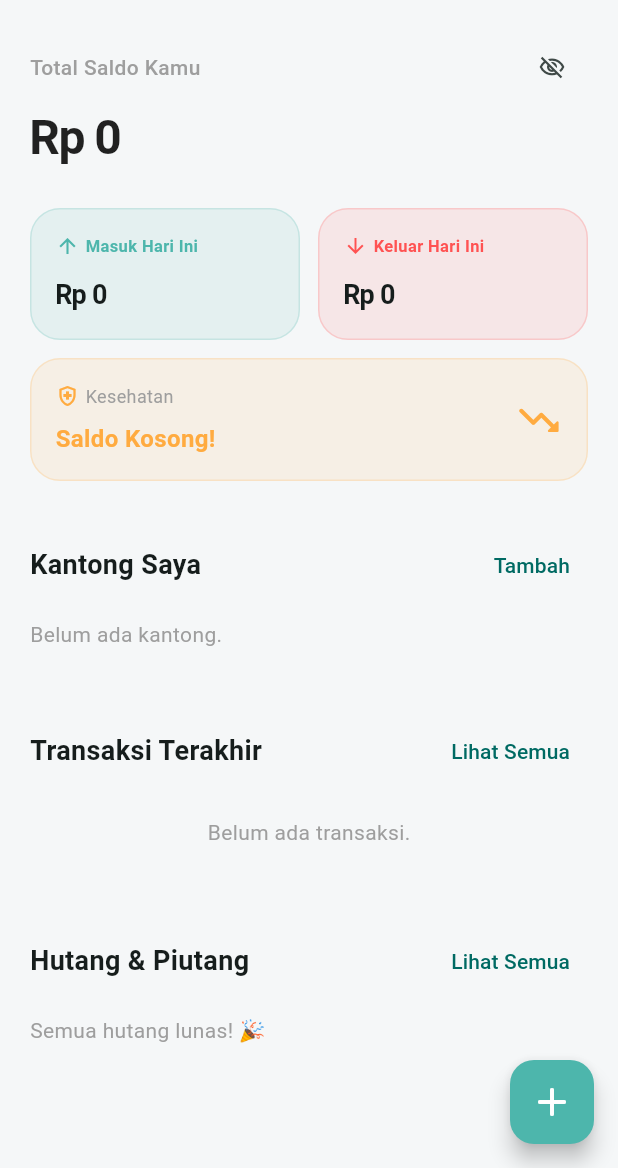
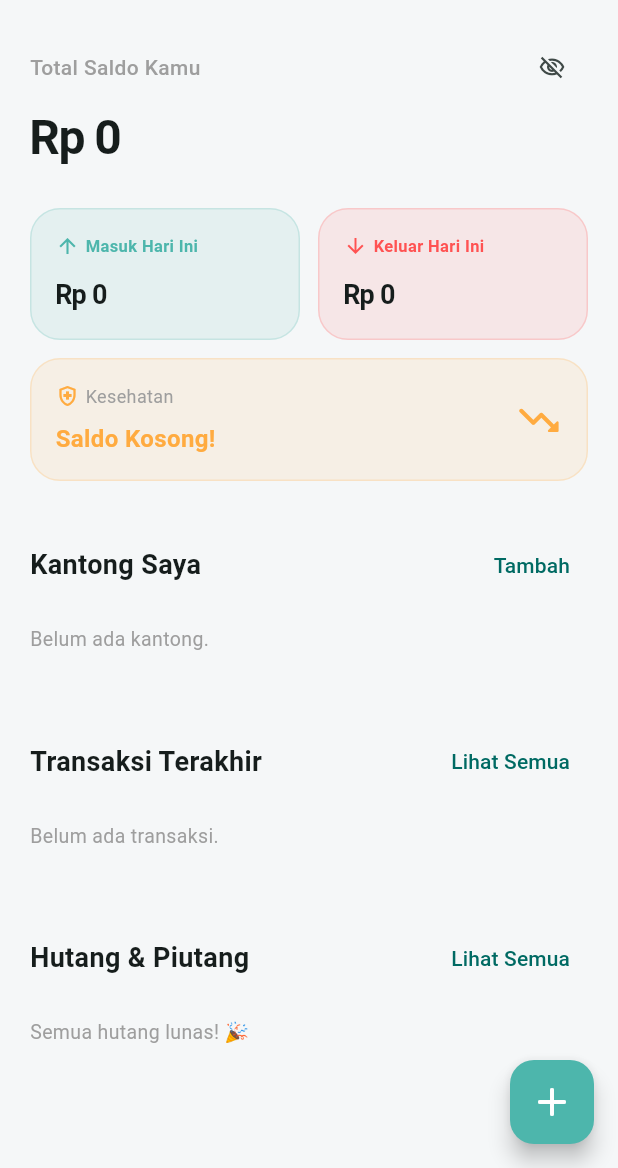
Before and after one commit to ramhandean/my_money_flow, a Flutter app: the DashboardTab screen opened directly with empty values, on a phone screen of 412 x 824 dp, the part 68-1236 px from its top. Run offline on Flutter 3.47's test engine with Material 3 defaults, Android fonts, the phone set to English and light mode, and no system bars; our stand-ins replace connectivity_plus, flutter_dotenv, image_picker, shared_preferences, shimmer, supabase_flutter; accounts and stored records are empty.

Commit message:
style: fix balance color for dark mode and unify empty state alignment

```diff
--- a/lib/main.dart
+++ b/lib/main.dart
@@ -356,7 +356,12 @@ class _DashboardTabState extends State<DashboardTab> {
 
                   final saldo = snapshot.data ?? 0;
                   final isNegative = saldo < 0;
-                  final displayColor = isNegative ? Colors.redAccent : Colors.black87;
+
+                  // --- PERBAIKAN DI SINI ---
+                  // Kalau negatif tetep merah, kalau nggak, ikutin warna tema sistem
+                  final displayColor = isNegative
+                      ? Colors.redAccent
+                      : Theme.of(context).colorScheme.onSurface;
 
                   return Row(
                     children: [
@@ -372,7 +377,7 @@ class _DashboardTabState extends State<DashboardTab> {
                             fontSize: 32,
                             fontWeight: FontWeight.bold,
                             letterSpacing: -1,
-                            color: displayColor,
+                            color: displayColor, // Sudah otomatis adaptif
                           ),
                         ),
                       ),
@@ -805,9 +810,15 @@ class _DashboardTabState extends State<DashboardTab> {
         }
 
         if (!snapshot.hasData || snapshot.data!.isEmpty) {
-          return const Padding(
-            padding: EdgeInsets.symmetric(vertical: 12),
-            child: Text("Belum ada kantong.", style: TextStyle(color: Colors.grey)),
+          return const SizedBox(
+            width: double.infinity,
+            child: Padding(
+              padding: EdgeInsets.symmetric(vertical: 16),
+              child: Text(
+                  "Belum ada kantong.",
+                  style: TextStyle(color: Colors.grey, fontSize: 13)
+              ),
+            ),
           );
         }
 
@@ -901,9 +912,15 @@ class _DashboardTabState extends State<DashboardTab> {
           return Column(children: List.generate(3, (i) => _buildLoadingCard()));
         }
         if (!snapshot.hasData || snapshot.data!.isEmpty) {
-          return const Padding(
-            padding: EdgeInsets.symmetric(vertical: 20),
-            child: Center(child: Text("Belum ada transaksi.", style: TextStyle(color: Colors.grey))),
+          return const SizedBox(
+            width: double.infinity,
+            child: Padding(
+              padding: EdgeInsets.symmetric(vertical: 16),
+              child: Text(
+                  "Belum ada transaksi.",
+                  style: TextStyle(color: Colors.grey, fontSize: 13)
+              ),
+            ),
           );
         }
 
@@ -979,9 +996,15 @@ class _DashboardTabState extends State<DashboardTab> {
         if (snapshot.hasError) return const Text("Gagal muat data.");
 
         if (!snapshot.hasData || snapshot.data!.isEmpty) {
-          return const Padding(
-            padding: EdgeInsets.symmetric(vertical: 12),
-            child: Text("Semua hutang lunas! 🎉", style: TextStyle(color: Colors.grey)),
+          return const SizedBox(
+            width: double.infinity,
+            child: Padding(
+              padding: EdgeInsets.symmetric(vertical: 16),
+              child: Text(
+                  "Semua hutang lunas! 🎉",
+                  style: TextStyle(color: Colors.grey, fontSize: 13)
+              ),
+            ),
           );
         }
 
```
